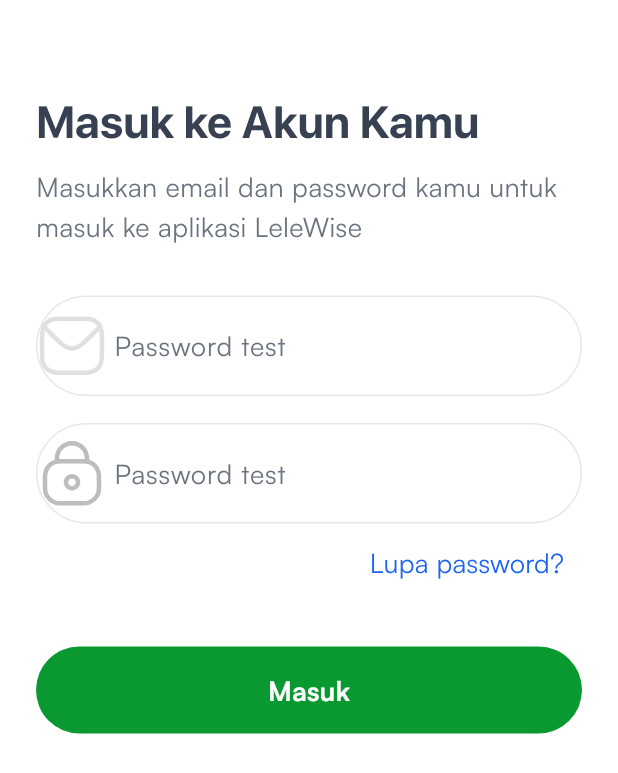
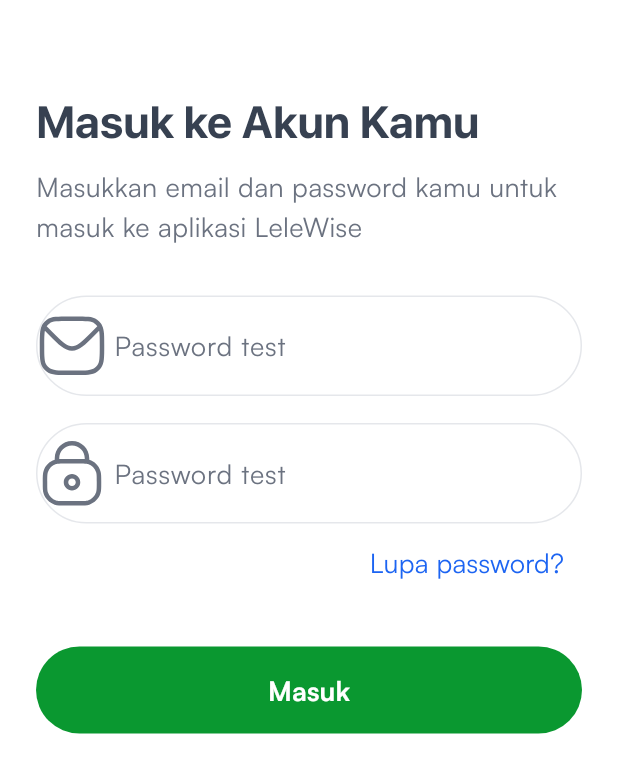
Before and after one commit to fikrilal/LeleWise-Mobile-Apps, a Flutter app: the screen it shows after launch, on a phone screen of 412 x 824 dp. Shown: the top 773 px of the screen. Run offline on Flutter 3.47's test engine with Material 3 defaults, Android fonts, the phone set to English and light mode, and no system bars; our stand-ins replace firebase_auth, firebase_core, flutter_svg; accounts and stored records are empty.

```diff
--- a/lib/view/component/textfield/component_primary_textfield.dart
+++ b/lib/view/component/textfield/component_primary_textfield.dart
@@ -7,8 +7,6 @@ Widget PrimaryTextfield(
     String svgIconPath,
     bool isPasswordType,
     TextEditingController controller,
-    double iconWidth,
-    double iconHeight,
     Color iconColor) {
   return TextFormField(
     controller: controller,
@@ -23,6 +21,7 @@ Widget PrimaryTextfield(
       color: ListColor.gray700, // Warna teks dalam TextField
     ),
     decoration: InputDecoration(
+
       contentPadding: const EdgeInsets.symmetric(
         vertical: 20.0,
         horizontal: 30.0,
@@ -41,12 +40,15 @@ Widget PrimaryTextfield(
           width: 1,
         ),
       ),
-      prefixIcon: SizedBox(
-        width: iconWidth,
-        height: iconHeight,
+
+      prefixIcon: Container(
+        width: 30,
         child: SvgPicture.asset(
+          width: 0.0,
+          height: 0.0,
+          fit: BoxFit.fill,
           svgIconPath, // Gunakan path file SVG custom
-          color: iconColor,
+
         ),
       ),
       labelText: text,
--- a/lib/view/page/auth/login_page.dart
+++ b/lib/view/page/auth/login_page.dart
@@ -61,7 +61,7 @@ class _LoginPageState extends State<LoginPage> {
                   height: 32,
                 ),
                 PrimaryTextfield("Password test", "assets/icons/email_icon.svg",
-                    true, _passwordTextController, 12.0, 12.0, Colors.black12),
+                    true, _passwordTextController, Colors.black12),
                 const SizedBox(
                   height: 2,
                 ),
@@ -73,8 +73,7 @@ class _LoginPageState extends State<LoginPage> {
                     "assets/icons/password_icon.svg",
                     true,
                     _passwordTextController,
-                    12,
-                    12,
+
                     Colors.black26),
                 const SizedBox(
                   height: 2,
```
Also changed, not shown: pubspec.lock, 14 other files.
